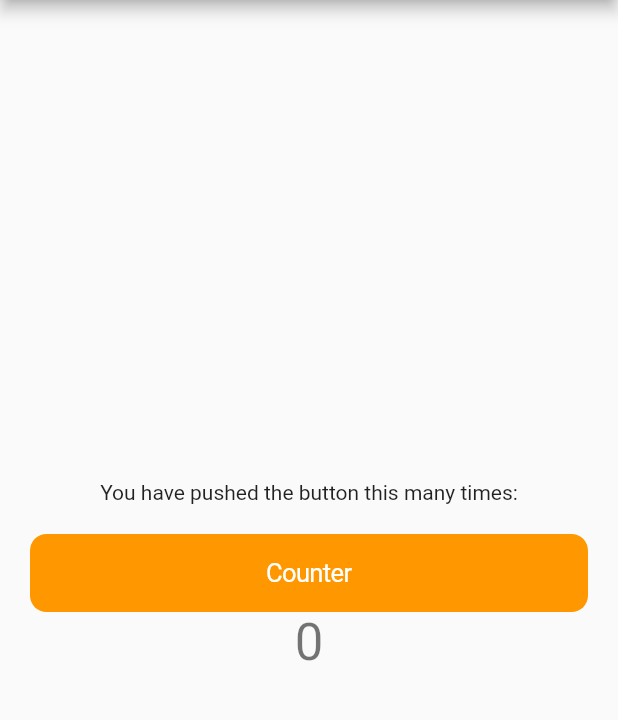
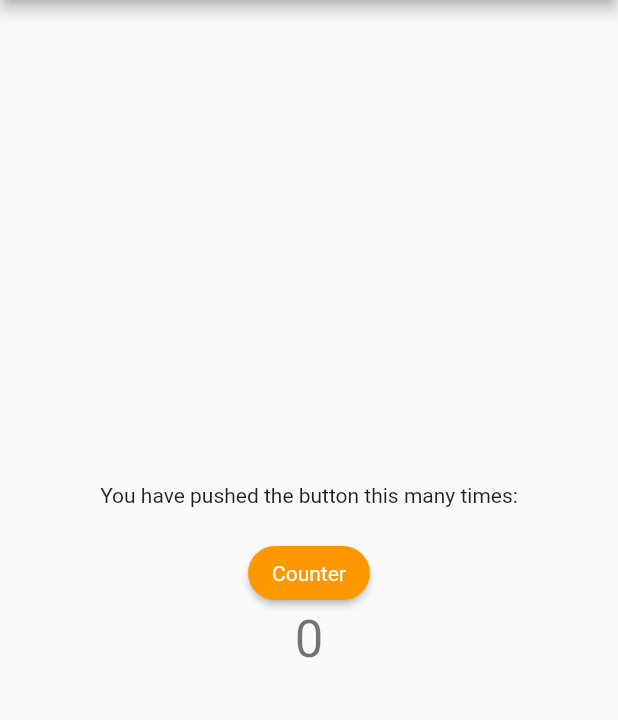
Before and after one commit to amirul12/commonbutton, a Flutter app: the screen it shows after launch, on a phone screen of 412 x 824 dp, the part 84-804 px from its top. Run offline on Flutter 3.47's test engine with Material 2 defaults, Android fonts, the phone set to English and light mode, and no system bars.

Commit message:
advance button

```diff
--- a/example/lib/main.dart
+++ b/example/lib/main.dart
@@ -71,8 +71,14 @@ class _MyHomePageState extends State<MyHomePage> {
                 textAlign: Alignment.center,
                 tColor: Colors.white,
                 bgColor: Colors.orange,
+                isIcon: false,
+                customShape: 1,
               ),
             ),
+
+
+
+
             Text(
               '$_counter',
               style: Theme.of(context).textTheme.headline4,
--- a/example/pubspec.yaml
+++ b/example/pubspec.yaml
@@ -1,4 +1,4 @@
-name: example
+name: Flutter common_button
 description: A new Flutter project.
 
 # The following line prevents the package from being accidentally published to
--- a/lib/common_button.dart
+++ b/lib/common_button.dart
@@ -4,9 +4,14 @@ import 'package:flutter/cupertino.dart';
 import 'package:flutter/material.dart';
 
 class CommonButton extends StatelessWidget {
+  final int customShape;
+  final String text;
+  final bool isIcon;
+  final IconData? icon;
+
+
   Color? bgColor;
   final Color tColor;
-  final String text;
   final Function? onPress;
   final double radius;
   final double fSize;
@@ -22,38 +27,81 @@ class CommonButton extends StatelessWidget {
       this.fSize = 14,
       this.bgColor = Colors.orange,
       this.fontWeight = FontWeight.normal,
-      this.textAlign = Alignment.center})
+      this.textAlign = Alignment.center, this.customShape=1, this.isIcon = false, this.icon = Icons.save})
       : super(key: key);
 
   @override
   Widget build(BuildContext context) {
-    if (onPress == null) {
-      bgColor = Colors.amber;
-    } else {
-      if (bgColor! == null) {
-        bgColor = Colors.amber;
-      }
-    }
 
-    return Container(
-      width: MediaQuery.of(context).size.width,
-      decoration: BoxDecoration(
-        color: bgColor,
-        borderRadius: BorderRadius.all(Radius.circular(radius)),
-      ),
-      child: CupertinoButton(
-          child: Align(
-            alignment: textAlign,
-            child: Text(
-              text,
-              style: TextStyle(
-                color: tColor,
-                fontWeight: fontWeight,
-                decoration: TextDecoration.none,
-              ),
-            ),
-          ),
-          onPressed:()=> onPress!())
+    return  isIcon == false
+        ? ElevatedButton(
+      onPressed: ()=>onPress!(),
+      child: Text(text, style: TextStyle(color: tColor, fontSize: fSize, fontWeight: fontWeight, decoration: TextDecoration.none),),
+      style: customShape == 1
+          ? ElevatedButton.styleFrom(
+        primary: bgColor,
+          shape: StadiumBorder())
+          : customShape == 2
+          ? ElevatedButton.styleFrom(
+        primary: bgColor,
+        shape: RoundedRectangleBorder(
+          borderRadius: BorderRadius.circular(12), // <-- Radius
+        ),
+      )
+          : customShape == 3
+          ? ElevatedButton.styleFrom(
+        primary: bgColor,
+        shape: CircleBorder(),
+        padding: EdgeInsets.all(24),
+      )
+          : customShape == 4
+          ? OutlinedButton.styleFrom(
+        backgroundColor: Colors.white,
+          shape: StadiumBorder())
+          : customShape == 5
+          ? OutlinedButton.styleFrom(
+          shape: BeveledRectangleBorder(
+            borderRadius: BorderRadius.circular(12),
+          ))
+          : customShape == 6
+          ? OutlinedButton.styleFrom(
+          shape: CircleBorder(),
+          padding: EdgeInsets.all(24))
+          : OutlinedButton.styleFrom(
+          shape: CircleBorder(),
+          padding: EdgeInsets.all(24)),
+    )
+        : ElevatedButton.icon(
+      onPressed: ()=> onPress!(),
+      icon: Icon(icon!),
+      label: Text(text),
+      style: customShape == 1
+          ? ElevatedButton.styleFrom(shape: StadiumBorder())
+          : customShape == 2
+          ? ElevatedButton.styleFrom(
+        shape: RoundedRectangleBorder(
+          borderRadius: BorderRadius.circular(12), // <-- Radius
+        ),
+      )
+          : customShape == 3
+          ? ElevatedButton.styleFrom(
+        shape: CircleBorder(),
+        padding: EdgeInsets.all(24),
+      )
+          : customShape == 4
+          ? OutlinedButton.styleFrom(shape: StadiumBorder())
+          : customShape == 5
+          ? OutlinedButton.styleFrom(
+          shape: BeveledRectangleBorder(
+            borderRadius: BorderRadius.circular(12),
+          ))
+          : customShape == 6
+          ? OutlinedButton.styleFrom(
+          shape: CircleBorder(),
+          padding: EdgeInsets.all(24))
+          : OutlinedButton.styleFrom(
+          shape: CircleBorder(),
+          padding: EdgeInsets.all(24)),
     );
   }
 }
```
Also changed, not shown: 3 other files.
